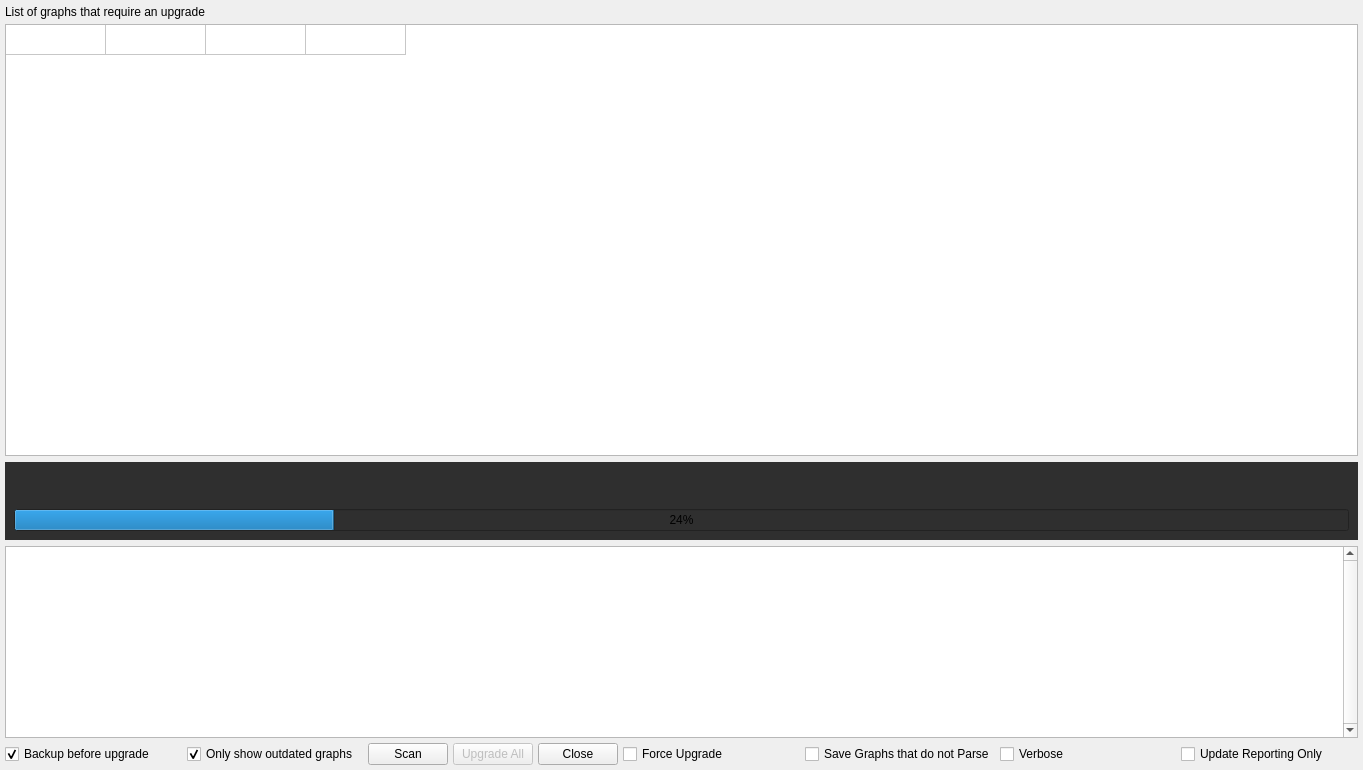
Qt form Gems/ScriptCanvas/Code/Editor/View/Windows/Tools/UpgradeTool/View.ui (accesspointmg/org.o3de.repo.scriptcanvas) before a commit.
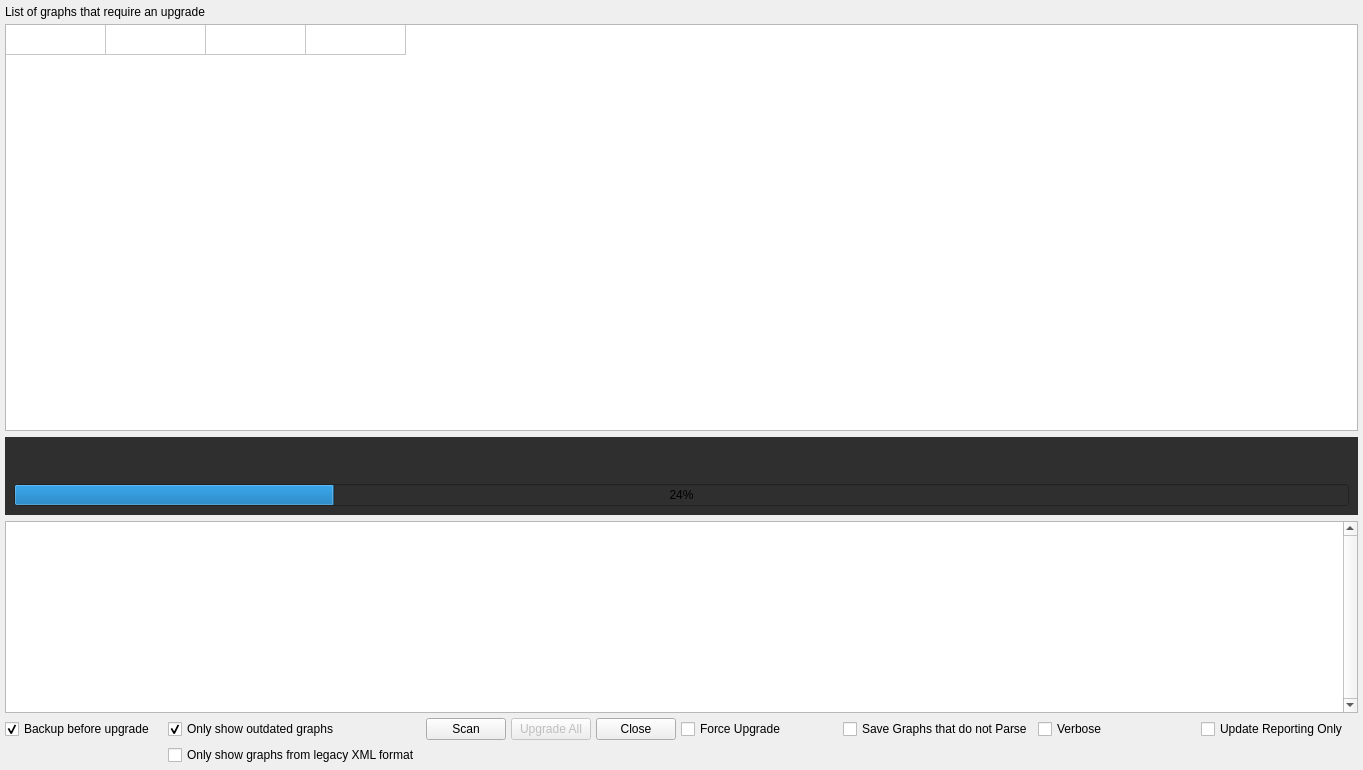
The same form after that commit. Custom widgets are drawn as their Qt base class.

Commit message:
Allow Version Explorer to pick up only legacy XML files (#8801)
* modifications to SC graph update system to make it only pick up object stream files

* configure scanner modifier to reveal legacy files

Patch:
```diff
--- a/Gems/ScriptCanvas/Code/Editor/View/Windows/Tools/UpgradeTool/View.ui
+++ b/Gems/ScriptCanvas/Code/Editor/View/Windows/Tools/UpgradeTool/View.ui
@@ -351,6 +351,16 @@
              </property>
             </widget>
            </item>
+            <item row="6" column="1">
+              <widget class="QCheckBox" name="onlyShowXMLFiles">
+                <property name="text">
+                  <string>Only show graphs from legacy XML format</string>
+                </property>
+                <property name="checked">
+                  <bool>false</bool>
+                </property>
+              </widget>
+            </item>
            <item row="5" column="8">
             <widget class="QCheckBox" name="verbose">
              <property name="text">
```
The commit also changes 7 other files.
